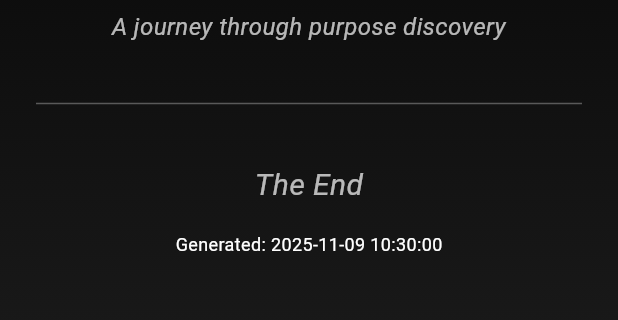
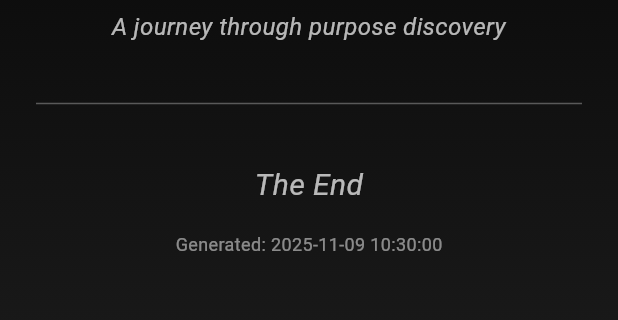
Before and after one commit to stossthegreat/futureyou, a Flutter app: the CinematicBook screen opened directly with empty values, on a phone screen of 412 x 824 dp, the part 183-503 px from its top. Run offline on Flutter 3.47's test engine with Material 3 defaults, Android fonts, the phone set to English and light mode, and no system bars; our stand-ins replace audioplayers, emoji_picker_flutter, firebase_auth, firebase_core, flutter_animate, flutter_local_notifications and 14 more; missing offline and left inert: android_alarm_manager_plus; accounts and stored records are empty.

Commit message:
🎬 ADD Route for Cinematic Screen + Fix Color Error
Add /cinematic route to main.dart and fix Flutter color constant error.

### CHANGES:
**lib/main.dart:**
- Import cinematic_entry.dart
- Add route: '/cinematic': (context) => const CinematicEntry()

**lib/cinematic/cinematic_book.dart:**
- Fix Colors.white50 constant error
- Use Colors.white.withOpacity(0.5) instead

### ROUTING:
Navigate to cinematic screen via:
- Navigator.pushNamed(context, '/cinematic')

### STATUS:
✅ Cinematic system fully implemented
✅ Route added
⚠️ Not yet integrated into main UI (no button to access)

### TWO SEPARATE SYSTEMS:
1. OLD: future_you_screen.dart → /api/v1/future-you/freeform
2. NEW: cinematic/* → /api/futureyou/* (standalone)

Next: Add navigation button or replace Future-You tab

```diff
--- a/lib/cinematic/cinematic_book.dart
+++ b/lib/cinematic/cinematic_book.dart
@@ -223,9 +223,9 @@ class _CinematicBookState extends State<CinematicBook> {
               Center(
                 child: Text(
                   'Generated: ${DateTime.now().toString().split('.')[0]}',
-                  style: const TextStyle(
+                  style: TextStyle(
                     fontSize: 12,
-                    color: Colors.white50,
+                    color: Colors.white.withOpacity(0.5),
                   ),
                 ),
               ),
--- a/lib/main.dart
+++ b/lib/main.dart
@@ -27,6 +27,7 @@ import 'screens/settings_screen.dart';
 import 'screens/terms_screen.dart';
 import 'screens/privacy_screen.dart';
 import 'screens/support_screen.dart';
+import 'cinematic/cinematic_entry.dart';
 import 'design/theme.dart';
 
 Future<void> _initTimezone() async {
@@ -120,6 +121,7 @@ class FutureYouApp extends StatelessWidget {
         '/terms': (context) => const TermsScreen(),
         '/privacy': (context) => const PrivacyScreen(),
         '/support': (context) => const SupportScreen(),
+        '/cinematic': (context) => const CinematicEntry(),
       },
     );
   }
```
